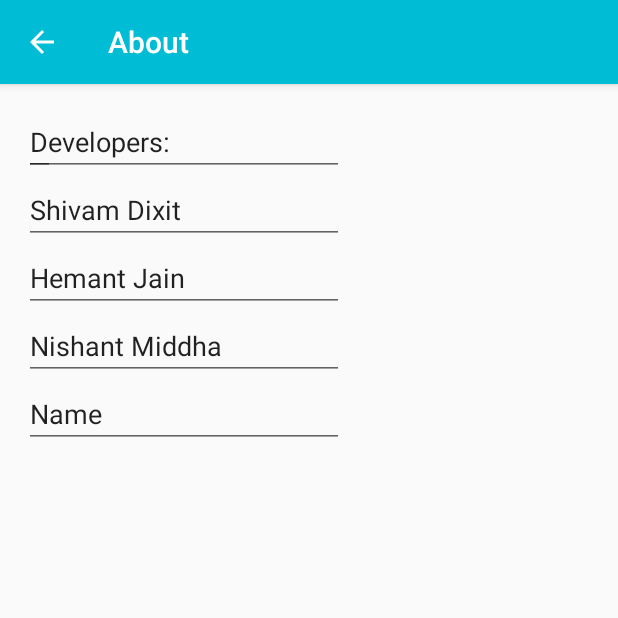
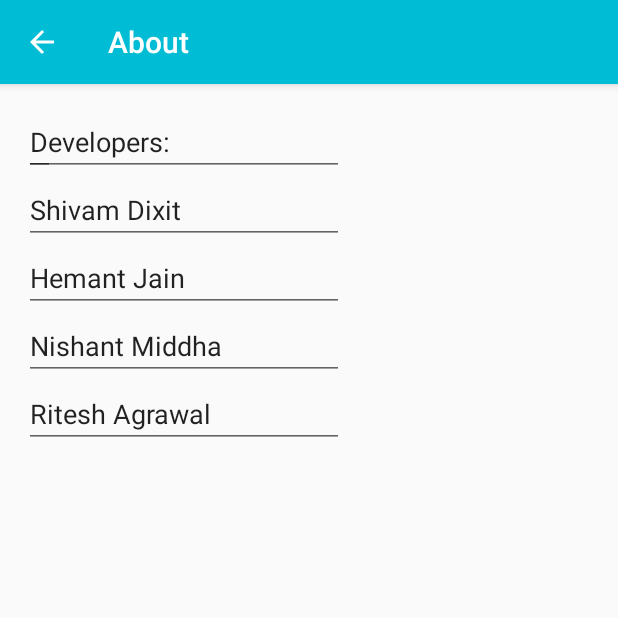
Before and after one commit to shivamdixit/WiMic, an Android app: the About screen opened directly, with no data from a screen before it, on a phone screen of 412 x 824 dp, the top half of it. Run offline under Robolectric (Android 15) with nearby library versions, the phone set to English and light mode, and no system bars; network calls fail.

Commit message:
Update activity_about.xml

```diff
--- a/app/src/main/res/layout/activity_about.xml
+++ b/app/src/main/res/layout/activity_about.xml
@@ -83,7 +83,7 @@
         android:layout_width="wrap_content"
         android:layout_height="wrap_content"
         android:inputType="textPersonName"
-        android:text="Name"
+        android:text="Ritesh Agrawal"
         android:ems="10"
         android:id="@+id/editText6"
         android:layout_below="@+id/editText5"
```
